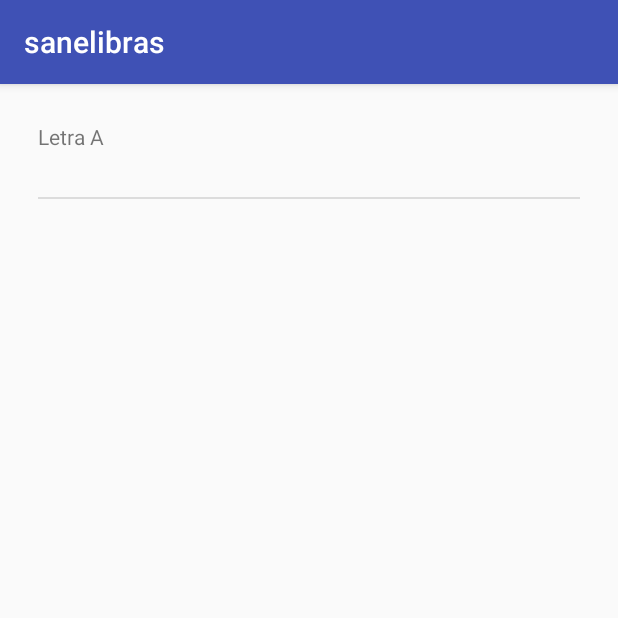
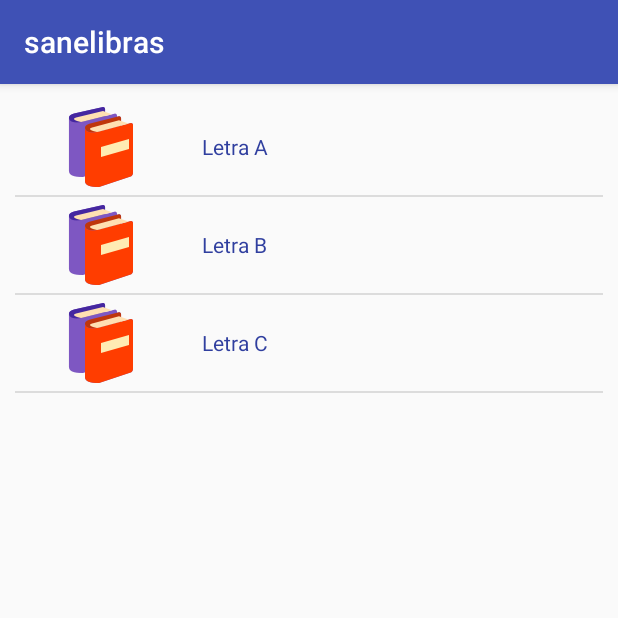
Before and after one commit to pcego/Sanelibras, an Android app: the DicionarioActivity screen opened directly, with no data from a screen before it, on a phone screen of 412 x 824 dp, the top half of it. Run offline under Robolectric (Android 15) with nearby library versions, the phone set to English and light mode, and no system bars.

Commit message:
creating customer adapter

```diff
--- a/app/src/main/java/android/fasa/edu/br/sanelibras/DicionarioActivity.java
+++ b/app/src/main/java/android/fasa/edu/br/sanelibras/DicionarioActivity.java
@@ -21,11 +21,14 @@ public class DicionarioActivity extends AppCompatActivity
     @Override
     protected void onCreate(Bundle savedInstanceState) {
         super.onCreate(savedInstanceState);
-        setContentView(R.layout.activity_dicionario);
+        setContentView(R.layout.activity_dic_personalizado);
 
-        listaDicionario = findViewById(R.id.lista_dicionario);
+        listaDicionario = (ListView) findViewById(R.id.list_dict_person);
         sinais = new ArrayList<Sinal>();
-        sinais.add(new Sinal());
+        sinais.add(new Sinal("Letra A", R.mipmap.iconlivros));
+        sinais.add(new Sinal("Letra B", R.mipmap.iconlivros));
+        sinais.add(new Sinal("Letra C", R.mipmap.iconlivros));
+
         listaDicionario.setAdapter(new BasicAdapter(this, sinais));
         listaDicionario.setOnItemClickListener(this);
     }
--- a/app/src/main/java/android/fasa/edu/br/sanelibras/adapter/BasicAdapter.java
+++ b/app/src/main/java/android/fasa/edu/br/sanelibras/adapter/BasicAdapter.java
@@ -1,10 +1,13 @@
 package android.fasa.edu.br.sanelibras.adapter;
 
 import android.content.Context;
+import android.fasa.edu.br.sanelibras.R;
 import android.fasa.edu.br.sanelibras.model.Sinal;
+import android.view.LayoutInflater;
 import android.view.View;
 import android.view.ViewGroup;
 import android.widget.BaseAdapter;
+import android.widget.ImageView;
 import android.widget.TextView;
 
 import java.util.ArrayList;
@@ -17,7 +20,7 @@ import java.util.List;
 public class BasicAdapter extends BaseAdapter {
 
     private Context context;
-    private List<Sinal> sinais = new ArrayList<>();
+    private List<Sinal> sinais = new ArrayList<Sinal>();
 
     public BasicAdapter(Context context, List<Sinal> sinais){
         super();
@@ -43,15 +46,18 @@ public class BasicAdapter extends BaseAdapter {
     @Override
     public View getView(int position, View convertView, ViewGroup parent) {
 
-        TextView txtLetra = new TextView(context);
-        float dip = 50;
-        float densidade = context.getResources().getDisplayMetrics().density;
-        int px = (int) (dip * densidade + 0.5f);
-        txtLetra.setHeight(px);
-        // texto que irá aparecer em cada elemento do ListView
-        txtLetra.setText("Letra A");
+        View view = LayoutInflater.from(context).
+                inflate(R.layout.adapter_letra,
+                        parent, false);
 
-        return txtLetra;
+        TextView txtLetra = (TextView) view.findViewById(R.id.letra);
+        ImageView imgSinal = (ImageView) view.findViewById(R.id.img_sinal);
+        Sinal sinal = sinais.get(position);
+
+        txtLetra.setText(sinal.getLetra());
+        imgSinal.setImageResource(sinal.getImg());
+
+        return view;
 
     }
 }
--- a/app/src/main/java/android/fasa/edu/br/sanelibras/model/Sinal.java
+++ b/app/src/main/java/android/fasa/edu/br/sanelibras/model/Sinal.java
@@ -1,4 +1,9 @@
 package android.fasa.edu.br.sanelibras.model;
+
+import android.fasa.edu.br.sanelibras.R;
+
+import java.util.ArrayList;
+import java.util.List;
 
 /**
  * Created by pcego on 10/08/18.
@@ -7,12 +12,21 @@ package android.fasa.edu.br.sanelibras.model;
 public class Sinal {
 
     private String letra;
+    private int img;
 
-    public Sinal(){
-       letra = "LETRA A";
+
+    public Sinal(String letra, int img){
+
+        this.letra = letra;
+        this.img = img;
     }
 
-    public String getLetra(){
-        return this.letra;
+
+    public String getLetra() {
+        return letra;
+    }
+
+    public int getImg() {
+        return img;
     }
 }
--- /dev/null
+++ b/app/src/main/res/layout/activity_dic_personalizado.xml
@@ -0,0 +1,20 @@
+<?xml version="1.0" encoding="utf-8"?>
+<LinearLayout
+    xmlns:android="http://schemas.android.com/apk/res/android" android:layout_width="match_parent"
+    android:layout_height="match_parent"
+    android:orientation="vertical">
+
+    <ImageView
+        android:layout_width="wrap_content"
+        android:layout_height="wrap_content"
+        />
+
+    <ListView
+        android:id="@+id/list_dict_person"
+        android:layout_width="match_parent"
+        android:layout_height="0dp"
+        android:layout_weight="1"
+        android:layout_margin="10dp"
+        />
+
+</LinearLayout>
--- /dev/null
+++ b/app/src/main/res/layout/adapter_letra.xml
@@ -0,0 +1,26 @@
+<?xml version="1.0" encoding="utf-8"?>
+<LinearLayout
+    xmlns:android="http://schemas.android.com/apk/res/android" android:layout_width="match_parent"
+    android:layout_height="?android:attr/listPreferredItemHeight"
+    android:gravity="center_vertical"
+    android:orientation="horizontal"
+    >
+
+    <ImageView
+        android:id="@+id/img_sinal"
+        android:layout_width="1dp"
+        android:layout_height="wrap_content"
+        android:layout_weight="3"
+        android:src="@mipmap/iconlivros"
+        />
+
+    <TextView
+        android:id="@+id/letra"
+        android:layout_width="1dp"
+        android:layout_height="wrap_content"
+        android:layout_weight="7"
+        android:layout_marginLeft="10dp"
+        android:textColor="@color/colorPrimaryDark"
+        />
+
+</LinearLayout>
```
